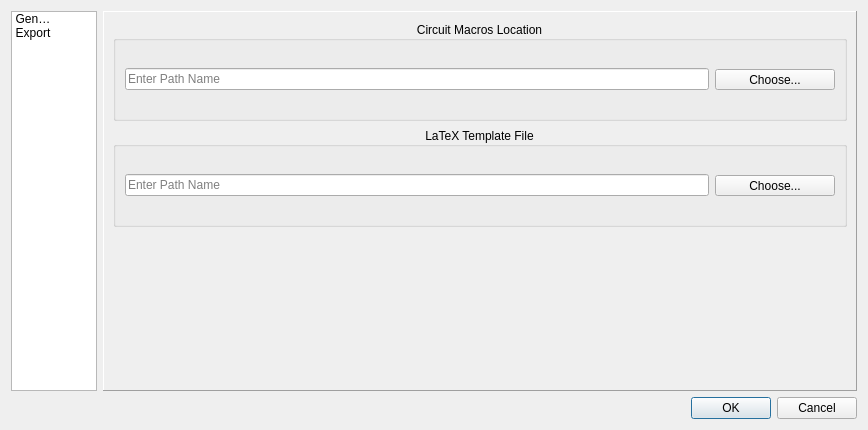
Above: pycirkuit/ui/configdialog.ui from orestesmas/pycirkuit before the change. Below: the same form after it.
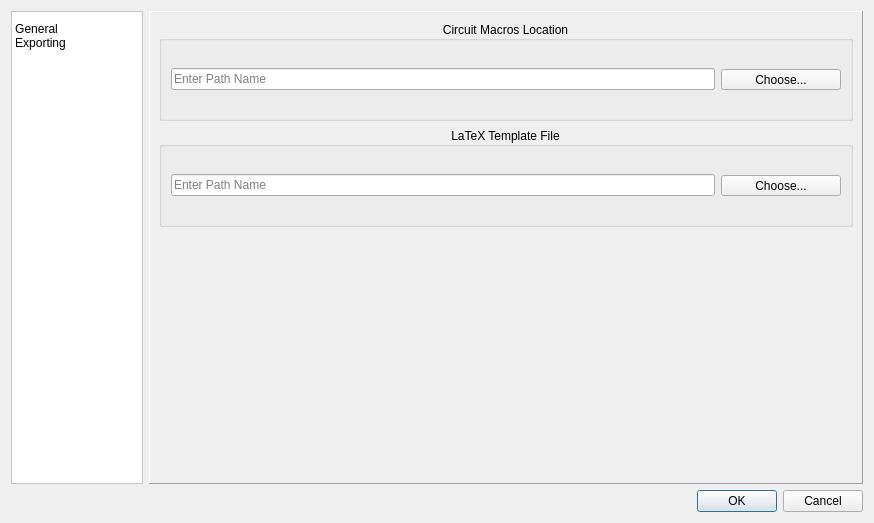
That is the form after the change. Icons and pictures are not drawn.

Commit message: Center icons in Config Dialog QListWidget

The edit to the form file:
```diff
--- a/pycirkuit/ui/configdialog.ui
+++ b/pycirkuit/ui/configdialog.ui
@@ -6,8 +6,8 @@
    <rect>
     <x>0</x>
     <y>0</y>
-    <width>868</width>
-    <height>430</height>
+    <width>874</width>
+    <height>523</height>
    </rect>
   </property>
   <property name="minimumSize">
@@ -22,22 +22,26 @@
   <layout class="QVBoxLayout" name="verticalLayout">
    <item>
     <layout class="QHBoxLayout" name="horizontalLayout">
-     <item alignment="Qt::AlignHCenter">
+     <item>
       <widget class="QListWidget" name="listWidget">
        <property name="sizePolicy">
-        <sizepolicy hsizetype="Preferred" vsizetype="Expanding">
-         <horstretch>0</horstretch>
+        <sizepolicy hsizetype="MinimumExpanding" vsizetype="Expanding">
+         <horstretch>1</horstretch>
          <verstretch>0</verstretch>
         </sizepolicy>
        </property>
        <property name="maximumSize">
         <size>
-         <width>115</width>
+         <width>132</width>
          <height>16777215</height>
         </size>
        </property>
+       <property name="autoFillBackground">
+        <bool>false</bool>
+       </property>
        <property name="styleSheet">
-        <string notr="true">background-position: center</string>
+        <string notr="true">padding-top: 10px; 
+background-color: rgb(255, 255, 255);</string>
        </property>
        <property name="verticalScrollBarPolicy">
         <enum>Qt::ScrollBarAlwaysOff</enum>
@@ -59,27 +63,18 @@
        </property>
        <property name="iconSize">
         <size>
-         <width>72</width>
-         <height>72</height>
+         <width>48</width>
+         <height>48</height>
         </size>
        </property>
        <property name="textElideMode">
-        <enum>Qt::ElideRight</enum>
-       </property>
-       <property name="horizontalScrollMode">
-        <enum>QAbstractItemView::ScrollPerItem</enum>
-       </property>
-       <property name="movement">
-        <enum>QListView::Static</enum>
+        <enum>Qt::ElideNone</enum>
        </property>
        <property name="flow">
-        <enum>QListView::LeftToRight</enum>
+        <enum>QListView::TopToBottom</enum>
        </property>
-       <property name="resizeMode">
-        <enum>QListView::Fixed</enum>
-       </property>
-       <property name="layoutMode">
-        <enum>QListView::SinglePass</enum>
+       <property name="isWrapping" stdset="0">
+        <bool>true</bool>
        </property>
        <property name="spacing">
         <number>12</number>
@@ -87,10 +82,7 @@
        <property name="viewMode">
         <enum>QListView::IconMode</enum>
        </property>
-       <property name="uniformItemSizes">
-        <bool>true</bool>
-       </property>
-       <property name="selectionRectVisible">
+       <property name="wordWrap">
         <bool>true</bool>
        </property>
        <item>
@@ -110,7 +102,7 @@
        </item>
        <item>
         <property name="text">
-         <string comment="Config dialog Section title. Not an action.">Export</string>
+         <string>Exporting</string>
         </property>
         <property name="textAlignment">
          <set>AlignCenter</set>
@@ -127,6 +119,18 @@
      </item>
      <item>
       <widget class="QStackedWidget" name="stackedWidget">
+       <property name="sizePolicy">
+        <sizepolicy hsizetype="Preferred" vsizetype="Preferred">
+         <horstretch>4</horstretch>
+         <verstretch>0</verstretch>
+        </sizepolicy>
+       </property>
+       <property name="baseSize">
+        <size>
+         <width>0</width>
+         <height>0</height>
+        </size>
+       </property>
        <property name="frameShape">
         <enum>QFrame::Panel</enum>
        </property>
```
Left out of the diff: 11 changed lines with no effect on the pictures. The commit also changes 8 other files.
